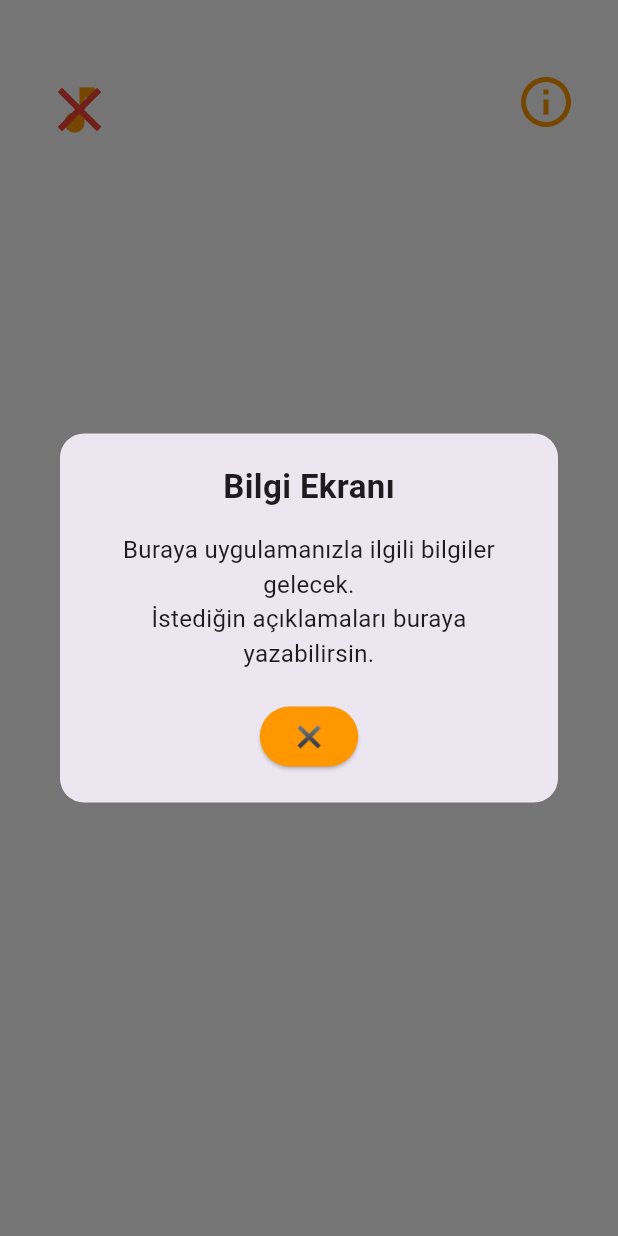
After one commit to burcingungorr/rakamio, a Flutter app: the HomeScreen screen opened directly, after a tap on the "music note" icon, after a tap on the "info outline" icon, on a phone screen of 412 x 824 dp. The commit adds this screen. Run offline on Flutter 3.47's test engine with Material 3 defaults, Android fonts, the phone set to English and light mode, and no system bars; our stand-ins replace audioplayers, image_picker, shared_preferences, signature; missing offline and left inert: tflite_flutter; accounts and stored records are empty.

Commit message:
temel değişikikler

```diff
--- /dev/null
+++ b/lib/screens/home_screen.dart
@@ -0,0 +1,124 @@
+import 'package:flutter/material.dart';
+import 'level_selection_screen.dart';
+import '../utils/constants.dart';
+
+class HomeScreen extends StatefulWidget {
+  const HomeScreen({Key? key}) : super(key: key);
+
+  @override
+  State<HomeScreen> createState() => _HomeScreenState();
+}
+
+class _HomeScreenState extends State<HomeScreen> {
+  bool isMusicOn = true;
+
+  void _showInfoModal() {
+    showDialog(
+      context: context,
+      barrierDismissible: false, // dışarıya tıklayınca kapanmasın
+      builder: (BuildContext context) {
+        return Dialog(
+          shape: RoundedRectangleBorder(
+            borderRadius: BorderRadius.circular(16),
+          ),
+          child: Container(
+            padding: const EdgeInsets.all(20),
+            child: Column(
+              mainAxisSize: MainAxisSize.min,
+              children: [
+                const Text(
+                  "Bilgi Ekranı",
+                  style: TextStyle(
+                    fontSize: 22,
+                    fontWeight: FontWeight.bold,
+                  ),
+                ),
+                const SizedBox(height: 15),
+                const Text(
+                  "Buraya uygulamanızla ilgili bilgiler gelecek.\n"
+                  "İstediğin açıklamaları buraya yazabilirsin.",
+                  textAlign: TextAlign.center,
+                  style: TextStyle(fontSize: 16),
+                ),
+                const SizedBox(height: 20),
+                ElevatedButton(
+                  style: ElevatedButton.styleFrom(
+                    backgroundColor: AppConstants.primaryColor,
+                    foregroundColor: Colors.white,
+                  ),
+                  onPressed: () => Navigator.of(context).pop(),
+                  child: const Text("✖"),
+                ),
+              ],
+            ),
+          ),
+        );
+      },
+    );
+  }
+
+  @override
+  Widget build(BuildContext context) {
+    return Scaffold(
+      backgroundColor: Colors.white,
+      body: Stack(
+        children: [
+          // Sol üstte müzik ikonu
+          Positioned(
+            top: 40,
+            left: 20,
+            child: IconButton(
+              iconSize: 40,
+              color: AppConstants.primaryColor,
+              icon: Stack(
+                alignment: Alignment.center,
+                children: [
+                  const Icon(Icons.music_note, size: 40),
+                  if (!isMusicOn)
+                    const Icon(Icons.close, size: 50, color: Colors.red),
+                ],
+              ),
+              onPressed: () {
+                setState(() {
+                  isMusicOn = !isMusicOn;
+                });
+              },
+            ),
+          ),
+
+          // Sağ üstte bilgi ikonu
+          Positioned(
+            top: 40,
+            right: 20,
+            child: IconButton(
+              iconSize: 40,
+              color: AppConstants.primaryColor,
+              icon: const Icon(Icons.info_outline),
+              onPressed: _showInfoModal,
+            ),
+          ),
+
+          // Ortada başlat butonu
+          Center(
+            child: ElevatedButton(
+  style: ElevatedButton.styleFrom(
+    shape: const CircleBorder(),
+    backgroundColor: AppConstants.primaryColor,
+    padding: const EdgeInsets.all(30),
+  ),
+  onPressed: () {
+    // Level selection ekranına geçiş
+    Navigator.push(
+      context,
+      MaterialPageRoute(builder: (context) =>  LevelSelectionScreen()),
+    );
+  },
+  child: const Icon(Icons.play_arrow, size: 50, color: Colors.white),
+),
+
+          ),
+        ],
+      ),
+    );
+  }
+}
--- a/lib/screens/splash_screen.dart
+++ b/lib/screens/splash_screen.dart
@@ -1,6 +1,6 @@
 import 'dart:async';
 import 'package:flutter/material.dart';
-import 'level_selection_screen.dart';
+import 'home_screen.dart';  // Burayı ekledik
 import '../utils/constants.dart';
 
 class SplashScreen extends StatefulWidget {
@@ -15,7 +15,7 @@ class _SplashScreenState extends State<SplashScreen> {
     Timer(AppConstants.splashDuration, () {
       Navigator.pushReplacement(
         context,
-        MaterialPageRoute(builder: (context) => LevelSelectionScreen()),
+        MaterialPageRoute(builder: (context) => HomeScreen()), // HomeScreen’e yönlendiriyoruz
       );
     });
   }
--- a/lib/screens/third_level_page.dart
+++ b/lib/screens/third_level_page.dart
@@ -49,10 +49,6 @@ class _ThirdLevelPageState extends State<ThirdLevelPage> {
         child: Column(
           mainAxisAlignment: MainAxisAlignment.center,
           children: [
-            Text(
-              "${media.number} Elma",
-              style: const TextStyle(fontSize: 32, fontWeight: FontWeight.bold),
-            ),
             const SizedBox(height: 20),
             Image.asset(
               media.objectImage,
```
Also changed, not shown: lib/screens/level_selection_screen.dart (+14 -0 lines), lib/screens/level_selection_screen2.dart (+1 -11 lines), lib/screens/level_selection_screen3.dart (+10 -11 lines), lib/screens/third_level_screen.dart (+0 -13 lines), lib/screens/first_level_page.dart (line endings or trailing spaces), lib/screens/second_level_screen.dart (line endings or trailing spaces).
